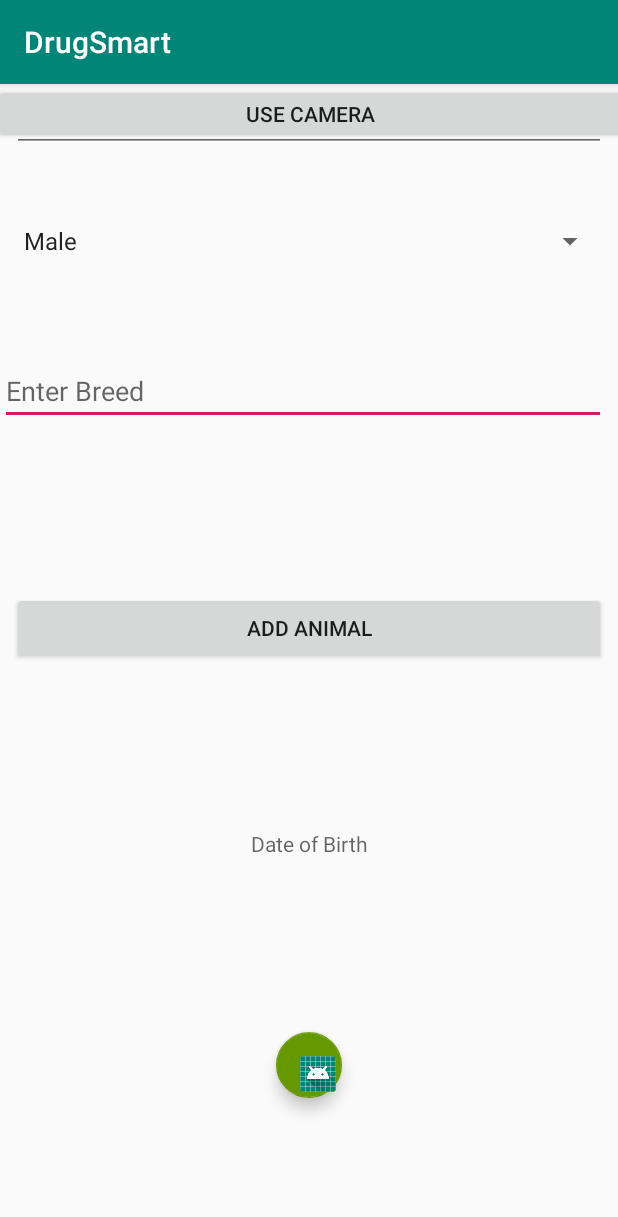
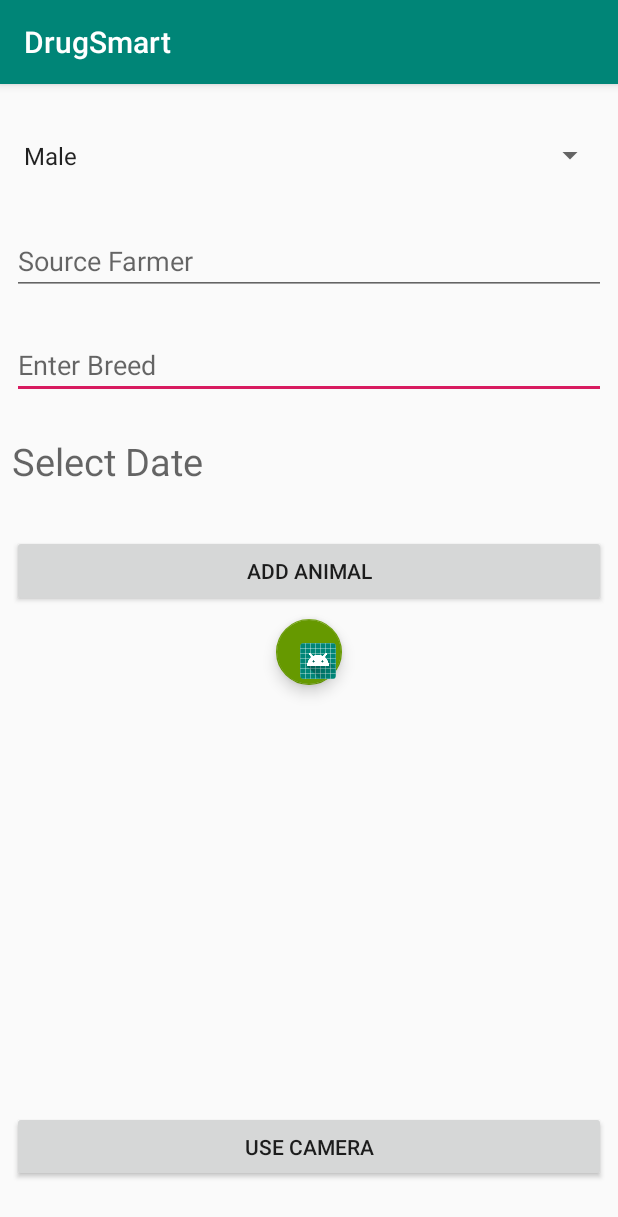
Before and after one commit to cmccarthy-ucc/FYP, an Android app: the screen it shows after launch (MainActivity), on a phone screen of 412 x 824 dp. Shown: the top 1217 px of the screen. Run offline under Robolectric (Android 15) with nearby library versions, the phone set to English and light mode, and no system bars; our stand-ins replace Firebase (no records; nobody signed in at launch, a user with empty details on screens opened directly).

Commit message:
New ordered layout

```diff
--- a/app/build.gradle
+++ b/app/build.gradle
@@ -29,5 +29,11 @@ dependencies {
     implementation 'com.google.firebase:firebase-database:16.0.1'
     implementation 'com.google.firebase:firebase-core:16.0.1'
     implementation 'com.android.support:design:28.0.0'
+    //Add Google Camera Library
+    implementation 'com.google.android.gms:play-services-vision:16.2.0'
+
+
+
 }
 apply plugin: 'com.google.gms.google-services'
+com.google.gms.googleservices.GoogleServicesPlugin.config.disableVersionCheck = true
--- a/app/src/main/java/com/example/ciara/drugsmart/MainActivity.java
+++ b/app/src/main/java/com/example/ciara/drugsmart/MainActivity.java
@@ -8,8 +8,10 @@ import android.support.design.widget.FloatingActionButton;
 import android.support.v7.app.AppCompatActivity;
 import android.os.Bundle;
 import android.text.TextUtils;
+import android.util.Log;
 import android.view.View;
 import android.widget.Button;
+import android.widget.DatePicker;
 import android.widget.EditText;
 import android.widget.Spinner;
 import android.widget.TextView;
@@ -26,6 +28,9 @@ public class MainActivity extends AppCompatActivity {
     EditText editTextSource;
     Button buttonAdd;
     Spinner spinnerGender;
+    Button buttonCamera;
+
+    //https://www.youtube.com/watch?v=hwe1abDO2Ag
 
     private static final String TAG = "MainActivity";
     private TextView mDisplayDate;
@@ -62,6 +67,18 @@ public class MainActivity extends AppCompatActivity {
             }
         });
 
+        mDateSetListener = new DatePickerDialog.OnDateSetListener() {
+            @Override
+            public void onDateSet(DatePicker view, int year, int month, int dayOfMonth) {
+                month = month +1 ;
+                Log.d(TAG, "OnDateSet: date: " + dayOfMonth + "/" + month + "/" + year);
+                String date = dayOfMonth + "/" + month + "/" + year;
+                mDisplayDate.setText(date);
+
+
+            }
+        };
+
 
 
         databaseAnimal = FirebaseDatabase.getInstance().getReference("animals");
@@ -86,6 +103,16 @@ public class MainActivity extends AppCompatActivity {
                 addAnimal();
             }
         });
+
+
+        buttonCamera = (Button)findViewById(R.id.buttonUseCamera);
+        buttonCamera.setOnClickListener(new View.OnClickListener() {
+            @Override
+            public void onClick(View v) {
+                openOCRCamera();
+            }
+        });
+
     }
 
     private void addAnimal(){
@@ -107,4 +134,10 @@ public class MainActivity extends AppCompatActivity {
             Toast.makeText(this, "You should enter a breed", Toast.LENGTH_LONG).show();
         }
     }
+
+    public void openOCRCamera(){
+        Intent intent = new Intent(MainActivity.this, TextRecognition.class);
+        startActivity(intent);
+
+    }
 }
--- a/app/src/main/res/layout/activity_main.xml
+++ b/app/src/main/res/layout/activity_main.xml
@@ -4,23 +4,24 @@
     xmlns:tools="http://schemas.android.com/tools"
     android:layout_width="match_parent"
     android:layout_height="match_parent"
-    tools:context=".MainActivity">
+    tools:context=".MainActivity"
+    tools:layout_editor_absoluteY="81dp">
 
     <EditText
         android:id="@+id/editTextBreed"
         android:layout_width="0dp"
         android:layout_height="wrap_content"
-        android:layout_marginTop="46dp"
+        android:layout_marginStart="8dp"
+        android:layout_marginLeft="8dp"
+        android:layout_marginTop="24dp"
         android:layout_marginEnd="8dp"
         android:layout_marginRight="8dp"
-        android:layout_marginBottom="109dp"
         android:ems="10"
         android:hint="Enter Breed"
         android:inputType="textPersonName"
-        app:layout_constraintBottom_toTopOf="@+id/buttonAddAnimal"
         app:layout_constraintEnd_toEndOf="parent"
         app:layout_constraintStart_toStartOf="parent"
-        app:layout_constraintTop_toBottomOf="@+id/spinnerGender" />
+        app:layout_constraintTop_toBottomOf="@+id/editTextSource" />
     <!--android:text="Enter Breed"-->
 
 
@@ -28,29 +29,29 @@
         android:id="@+id/editTextSource"
         android:layout_width="0dp"
         android:layout_height="wrap_content"
+        android:layout_marginStart="8dp"
         android:layout_marginLeft="8dp"
+        android:layout_marginTop="24dp"
+        android:layout_marginEnd="8dp"
         android:layout_marginRight="8dp"
-        android:layout_marginBottom="8dp"
         android:ems="10"
         android:hint="Source Farmer"
         android:inputType="textPersonName"
         app:layout_constraintEnd_toEndOf="parent"
         app:layout_constraintStart_toStartOf="parent"
-        app:layout_constraintTop_toTopOf="parent"
-        app:layout_constraintVertical_bias="0.818" />
+        app:layout_constraintTop_toBottomOf="@+id/spinnerGender" />
 
     <Spinner
         android:id="@+id/spinnerGender"
         android:layout_width="0dp"
-        android:layout_height="57dp"
+        android:layout_height="47dp"
         android:layout_marginStart="8dp"
         android:layout_marginLeft="8dp"
-        android:layout_marginTop="76dp"
+        android:layout_marginTop="24dp"
         android:layout_marginEnd="8dp"
         android:layout_marginRight="8dp"
         android:entries="@array/gender"
         app:layout_constraintEnd_toEndOf="parent"
-        app:layout_constraintHorizontal_bias="1.0"
         app:layout_constraintStart_toStartOf="parent"
         app:layout_constraintTop_toTopOf="parent" />
 
@@ -60,59 +61,63 @@
         android:layout_height="wrap_content"
         android:layout_marginStart="8dp"
         android:layout_marginLeft="8dp"
-        android:layout_marginTop="88dp"
+        android:layout_marginTop="32dp"
         android:layout_marginEnd="8dp"
         android:layout_marginRight="8dp"
-        android:layout_marginBottom="8dp"
         android:text="Add Animal"
-        app:layout_constraintBottom_toBottomOf="parent"
         app:layout_constraintEnd_toEndOf="parent"
-        app:layout_constraintHorizontal_bias="1.0"
+        app:layout_constraintHorizontal_bias="0.0"
         app:layout_constraintStart_toStartOf="parent"
-        app:layout_constraintTop_toBottomOf="@+id/spinnerGender"
-        app:layout_constraintVertical_bias="0.239" />
+        app:layout_constraintTop_toBottomOf="@+id/animalDOB" />
 
     <android.support.design.widget.FloatingActionButton
         android:id="@+id/floatingActionButton"
         android:layout_width="44dp"
-        android:layout_height="55dp"
+        android:layout_height="47dp"
         android:layout_marginStart="8dp"
         android:layout_marginLeft="8dp"
         android:layout_marginTop="8dp"
         android:layout_marginEnd="8dp"
         android:layout_marginRight="8dp"
-        android:layout_marginBottom="8dp"
+        android:layout_marginBottom="32dp"
         android:clickable="true"
         app:backgroundTint="@android:color/holo_green_dark"
-        app:layout_constraintBottom_toBottomOf="parent"
+        app:layout_constraintBottom_toTopOf="@+id/buttonUseCamera"
         app:layout_constraintEnd_toEndOf="parent"
         app:layout_constraintStart_toStartOf="parent"
         app:layout_constraintTop_toBottomOf="@+id/buttonAddAnimal"
-        app:layout_constraintVertical_bias="0.738"
+        app:layout_constraintVertical_bias="0.0"
         app:srcCompat="@mipmap/ic_launcher" />
+
 
     <TextView
         android:id="@+id/animalDOB"
-        android:layout_width="wrap_content"
+        android:layout_width="0dp"
         android:layout_height="wrap_content"
-        android:layout_marginBottom="252dp"
-        android:hint="Date of Birth"
-        app:layout_constraintBottom_toBottomOf="parent"
+        android:layout_marginStart="8dp"
+        android:layout_marginLeft="8dp"
+        android:layout_marginTop="24dp"
+        android:layout_marginEnd="8dp"
+        android:layout_marginRight="8dp"
+        android:hint="Select Date"
+        android:textSize="25sp"
         app:layout_constraintEnd_toEndOf="parent"
-        app:layout_constraintHorizontal_bias="0.501"
-        app:layout_constraintStart_toStartOf="parent" />
+        app:layout_constraintStart_toStartOf="parent"
+        app:layout_constraintTop_toBottomOf="@+id/editTextBreed" />
 
     <Button
         android:id="@+id/buttonUseCamera"
-        android:layout_width="421dp"
-        android:layout_height="40dp"
+        android:layout_width="0dp"
+        android:layout_height="47dp"
         android:layout_marginStart="8dp"
         android:layout_marginLeft="8dp"
         android:layout_marginEnd="8dp"
         android:layout_marginRight="8dp"
+        android:layout_marginBottom="36dp"
         android:text="Use Camera"
+        app:layout_constraintBottom_toBottomOf="parent"
         app:layout_constraintEnd_toEndOf="parent"
-        app:layout_constraintStart_toStartOf="parent"
-        tools:layout_editor_absoluteY="347dp" />
+        app:layout_constraintHorizontal_bias="0.0"
+        app:layout_constraintStart_toStartOf="parent" />
 
 </android.support.constraint.ConstraintLayout>
```
Also changed, not shown: app/src/main/AndroidManifest.xml (+7 -1 lines), app/src/main/java/com/example/ciara/drugsmart/TextRecognition.java (added, +144 -0 lines), app/src/main/res/layout/activity_text_recognition.xml (added, +23 -0 lines).
